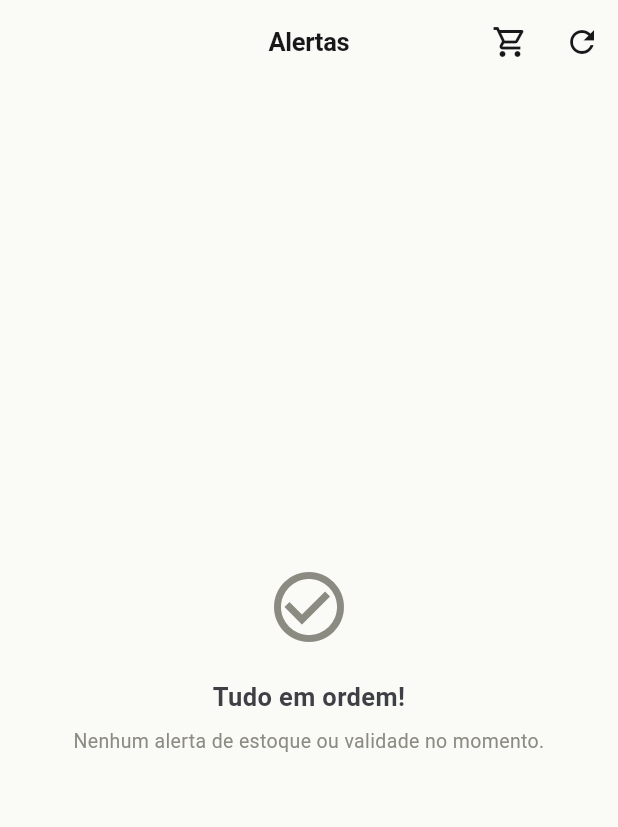
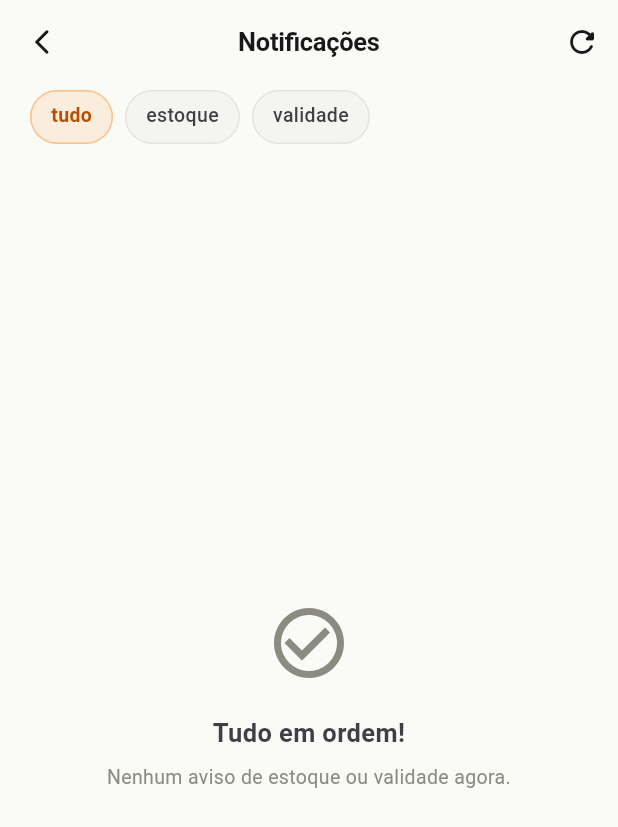
Before and after one commit to HenriqueCDS/Stockflow-mobile, a Flutter app: the AlertsPage screen opened by its route, on a phone screen of 412 x 824 dp. Shown: the top 827 px of the screen. Run offline on Flutter 3.47's test engine with Material 3 defaults, Android fonts, the phone set to English and light mode, and no system bars; our stand-ins replace dio, flutter_riverpod, flutter_secure_storage, go_router, shared_preferences; missing offline and left inert: mobile_scanner; accounts and stored records are empty; network calls fail.

Commit message:
feat(notifications): redesign alerts as Notificações screen
Back button, filter pills (tudo, estoque, validade), items grouped by
severity with a status dot, short headline and a "Ver" action that opens the
product.

Co-Authored-By: Claude Sonnet 5.5 <noreply@anthropic.com>

```diff
--- a/lib/features/alerts/presentation/pages/alerts_page.dart
+++ b/lib/features/alerts/presentation/pages/alerts_page.dart
@@ -1,140 +1,124 @@
-// Wireframe 04-C: urgency view — lista de alertas agrupada por severidade
+// Notificações (HomeStock.pdf): aberta pelo sino do dashboard, fora da barra
+// inferior. Filtro por tipo e agrupamento por severidade.
 import 'package:flutter/material.dart';
 import 'package:flutter_riverpod/flutter_riverpod.dart';
 import 'package:go_router/go_router.dart';
-import 'package:homestock_mobile/core/theme/app_colors.dart';
 import 'package:homestock_mobile/shared/widgets/app_loading_indicator.dart';
 import 'package:homestock_mobile/shared/widgets/empty_state_widget.dart';
 import 'package:homestock_mobile/shared/widgets/error_state_widget.dart';
+import 'package:homestock_mobile/shared/widgets/hs_ui.dart';
 import '../providers/alerts_provider.dart';
 import '../widgets/alert_list_tile.dart';
 import '../../domain/entities/alert_entity.dart';
 
-class AlertsPage extends ConsumerWidget {
+class AlertsPage extends ConsumerStatefulWidget {
   const AlertsPage({super.key});
 
   @override
-  Widget build(BuildContext context, WidgetRef ref) {
+  ConsumerState<AlertsPage> createState() => _AlertsPageState();
+}
+
+class _AlertsPageState extends ConsumerState<AlertsPage> {
+  static const _filters = ['tudo', 'estoque', 'validade'];
+  int _filter = 0;
+
+  bool _matches(AlertEntity a) => switch (_filter) {
+        1 => a.type == AlertType.outOfStock || a.type == AlertType.lowStock,
+        2 => a.type == AlertType.nearExpiry || a.type == AlertType.expired,
+        _ => true,
+      };
+
+  @override
+  Widget build(BuildContext context) {
     final state = ref.watch(alertsProvider);
+    final notifier = ref.read(alertsProvider.notifier);
 
     return Scaffold(
       appBar: AppBar(
-        title: const Text('Alertas'),
+        leading: IconButton(
+          tooltip: 'Voltar',
+          icon: const Icon(Icons.arrow_back_ios_new_rounded, size: 20),
+          onPressed: () =>
+              context.canPop() ? context.pop() : context.go('/home'),
+        ),
+        title: const Text('Notificações'),
         actions: [
           IconButton(
-            icon: const Icon(Icons.shopping_cart_outlined),
-            tooltip: 'Lista de Compras',
-            onPressed: () => context.push('/shopping-list'),
-          ),
-          IconButton(
-            icon: const Icon(Icons.refresh),
-            onPressed: () => ref.read(alertsProvider.notifier).refresh(),
+            tooltip: 'Atualizar',
+            icon: const Icon(Icons.refresh_rounded),
+            onPressed: notifier.refresh,
           ),
         ],
       ),
-      body: state.when(
-        loading: () => const AppLoadingIndicator(text: 'Carregando alertas…'),
+      body: Column(
+        crossAxisAlignment: CrossAxisAlignment.stretch,
+        children: [
+          const SizedBox(height: 4),
+          FilterPillBar(
+            labels: _filters,
+            selected: _filter,
+            onSelected: (i) => setState(() => _filter = i),
+          ),
+          const SizedBox(height: 8),
+          Expanded(
+            child: state.when(
+              loading: () =>
+                  const AppLoadingIndicator(text: 'Carregando notificações…'),
               error: (e, _) => ErrorStateWidget(
                 message: e.toString(),
-          onRetry: () => ref.read(alertsProvider.notifier).refresh(),
+                onRetry: notifier.refresh,
               ),
-        data: (alerts) {
+              data: (all) {
+                final alerts = all.where(_matches).toList();
                 if (alerts.isEmpty) {
                   return const EmptyStateWidget(
                     icon: Icons.check_circle_outline,
                     title: 'Tudo em ordem!',
-              subtitle: 'Nenhum alerta de estoque ou validade no momento.',
+                    subtitle: 'Nenhum aviso de estoque ou validade agora.',
                   );
                 }
 
-          final critical =
-              alerts.where((a) => a.severity == AlertSeverity.critical).toList();
-          final warning =
-              alerts.where((a) => a.severity == AlertSeverity.warning).toList();
+                final groups = [
+                  ('Críticos', AlertSeverity.critical),
+                  ('Atenção', AlertSeverity.warning),
+                  ('Outros', AlertSeverity.info),
+                ];
 
                 return RefreshIndicator(
-            color: AppColors.accent,
-            backgroundColor: AppColors.surface,
-            onRefresh: () => ref.read(alertsProvider.notifier).refresh(),
+                  onRefresh: notifier.refresh,
                   child: ListView(
+                    padding: const EdgeInsets.only(bottom: 24),
                     children: [
-                if (critical.isNotEmpty) ...[
-                  _SectionHeader(
-                    label: 'Críticos',
-                    count: critical.length,
-                    color: AppColors.danger,
+                      for (final (label, severity) in groups)
+                        ..._section(
+                          label,
+                          alerts.where((a) => a.severity == severity).toList(),
                         ),
-                  ...critical.map((a) => Column(
-                        children: [
-                          AlertListTile(alert: a),
-                          const Divider(height: 1, indent: 72),
-                        ],
-                      )),
-                ],
-                if (warning.isNotEmpty) ...[
-                  _SectionHeader(
-                    label: 'Atenção',
-                    count: warning.length,
-                    color: AppColors.warn,
-                  ),
-                  ...warning.map((a) => Column(
-                        children: [
-                          AlertListTile(alert: a),
-                          const Divider(height: 1, indent: 72),
-                        ],
-                      )),
-                ],
-                const SizedBox(height: 24),
                     ],
                   ),
                 );
               },
-      ),
-    );
-  }
-}
-
-class _SectionHeader extends StatelessWidget {
-  final String label;
-  final int count;
-  final Color color;
-
-  const _SectionHeader({
-    required this.label,
-    required this.count,
-    required this.color,
-  });
-
-  @override
-  Widget build(BuildContext context) {
-    return Padding(
-      padding: const EdgeInsets.fromLTRB(16, 20, 16, 8),
-      child: Row(
-        children: [
-          Text(
-            label,
-            style: TextStyle(
-              fontSize: 12,
-              fontWeight: FontWeight.w700,
-              color: color,
-              letterSpacing: 0.8,
-            ),
-          ),
-          const SizedBox(width: 8),
-          Container(
-            padding: const EdgeInsets.symmetric(horizontal: 7, vertical: 2),
-            decoration: BoxDecoration(
-              color: color.withOpacity(0.12),
-              borderRadius: BorderRadius.circular(20),
-            ),
-            child: Text(
-              '$count',
-              style: TextStyle(
-                  fontSize: 11, fontWeight: FontWeight.w700, color: color),
             ),
           ),
         ],
       ),
     );
   }
+
+  List<Widget> _section(String label, List<AlertEntity> alerts) {
+    if (alerts.isEmpty) return const [];
+    return [
+      Padding(
+        padding: const EdgeInsets.fromLTRB(20, 18, 20, 2),
+        child: SectionLabel(label),
+      ),
+      for (var i = 0; i < alerts.length; i++) ...[
+        if (i > 0) const Divider(height: 1, indent: 42, endIndent: 20),
+        AlertListTile(
+          alert: alerts[i],
+          onView: () => context.push('/stock/${alerts[i].productId}/edit'),
+        ),
+      ],
+    ];
   }
+}
```
Also changed, not shown: lib/features/alerts/presentation/widgets/alert_list_tile.dart (+48 -50 lines). Lines whose indentation alone changed are shown as unchanged.
